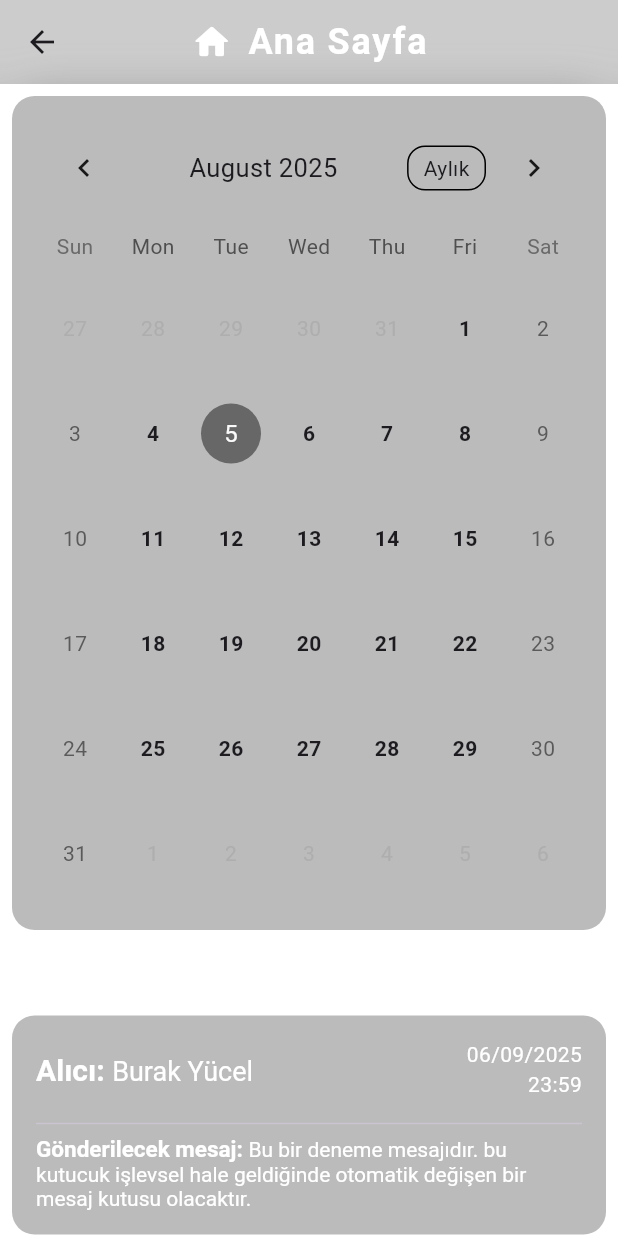
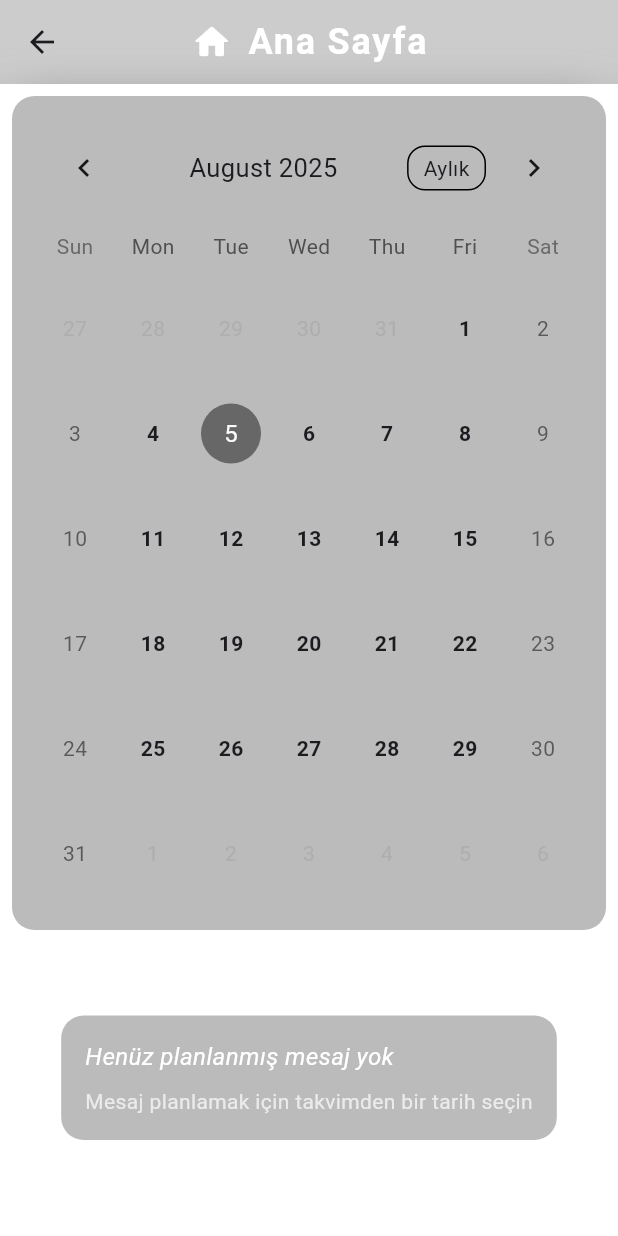
Before and after one commit to BurakYucelPY/WhatsAppBot, a Flutter app: the AnasayfaView screen opened directly, on a phone screen of 412 x 824 dp. Run offline on Flutter 3.47's test engine with Material 3 defaults, Android fonts, the phone set to English and light mode, and no system bars; drawn by our look-alikes of table_calendar; our stand-ins replace font_awesome_flutter, go_router.

Commit message:
Add message scheduling system with calendar integration and real-time data flow

```diff
--- /dev/null
+++ b/lib/models/mesaj_model.dart
@@ -0,0 +1,58 @@
+class PlanlananMesaj {
+  final String id;
+  final String alici;
+  final DateTime tarih;
+  final String saat;
+  final String mesaj;
+  final DateTime olusturmaTarihi;
+
+  PlanlananMesaj({
+    required this.id,
+    required this.alici,
+    required this.tarih,
+    required this.saat,
+    required this.mesaj,
+    required this.olusturmaTarihi,
+  });
+
+  // JSON serialization için
+  Map<String, dynamic> toJson() {
+    return {
+      'id': id,
+      'alici': alici,
+      'tarih': tarih.toIso8601String(),
+      'saat': saat,
+      'mesaj': mesaj,
+      'olusturmaTarihi': olusturmaTarihi.toIso8601String(),
+    };
+  }
+
+  factory PlanlananMesaj.fromJson(Map<String, dynamic> json) {
+    return PlanlananMesaj(
+      id: json['id'],
+      alici: json['alici'],
+      tarih: DateTime.parse(json['tarih']),
+      saat: json['saat'],
+      mesaj: json['mesaj'],
+      olusturmaTarihi: DateTime.parse(json['olusturmaTarihi']),
+    );
+  }
+
+  PlanlananMesaj copyWith({
+    String? id,
+    String? alici,
+    DateTime? tarih,
+    String? saat,
+    String? mesaj,
+    DateTime? olusturmaTarihi,
+  }) {
+    return PlanlananMesaj(
+      id: id ?? this.id,
+      alici: alici ?? this.alici,
+      tarih: tarih ?? this.tarih,
+      saat: saat ?? this.saat,
+      mesaj: mesaj ?? this.mesaj,
+      olusturmaTarihi: olusturmaTarihi ?? this.olusturmaTarihi,
+    );
+  }
+}
--- /dev/null
+++ b/lib/providers/mesaj_listesi_provider.dart
@@ -0,0 +1,18 @@
+import 'package:flutter/material.dart';
+import '../models/mesaj_model.dart';
+
+class MesajListesiProvider extends ChangeNotifier {
+  final List<PlanlananMesaj> _mesajlar = [];
+
+  List<PlanlananMesaj> get mesajlar => List.unmodifiable(_mesajlar);
+
+  PlanlananMesaj? get enYakinMesaj {
+    if (_mesajlar.isEmpty) return null;
+    return _mesajlar.first;
+  }
+
+  void mesajEkle(PlanlananMesaj mesaj) {
+    _mesajlar.add(mesaj);
+    notifyListeners();
+  }
+}
--- a/lib/screens/anasayfa/anasayfa_view.dart
+++ b/lib/screens/anasayfa/anasayfa_view.dart
@@ -3,6 +3,7 @@ import 'package:table_calendar/table_calendar.dart';
 import 'package:provider/provider.dart';
 import 'dart:ui';
 import 'anasayfa.dart';
+import '../../providers/mesaj_listesi_provider.dart';
 
 class AnasayfaView extends StatelessWidget {
   const AnasayfaView({super.key});
@@ -134,16 +135,45 @@ class AnasayfaView extends StatelessWidget {
                         borderRadius: BorderRadius.circular(15),
                       ),
                       padding: const EdgeInsets.all(16.0),
-                      child: Column(
+                      child: Consumer<MesajListesiProvider>(
+                        builder: (context, mesajProvider, child) {
+                          final enYakinMesaj = mesajProvider.enYakinMesaj;
+
+                          if (enYakinMesaj == null) {
+                            return const Column(
+                              crossAxisAlignment: CrossAxisAlignment.start,
+                              children: [
+                                Text(
+                                  'Henüz planlanmış mesaj yok',
+                                  style: TextStyle(
+                                    color: Colors.white,
+                                    fontSize: 16,
+                                    fontStyle: FontStyle.italic,
+                                  ),
+                                ),
+                                SizedBox(height: 8),
+                                Text(
+                                  'Mesaj planlamak için takvimden bir tarih seçin',
+                                  style: TextStyle(
+                                    color: Colors.white70,
+                                    fontSize: 14,
+                                  ),
+                                ),
+                              ],
+                            );
+                          }
+
+                          return Column(
                             crossAxisAlignment: CrossAxisAlignment.start,
                             children: [
                               Row(
-                            mainAxisAlignment: MainAxisAlignment.spaceBetween,
+                                mainAxisAlignment:
+                                    MainAxisAlignment.spaceBetween,
                                 children: [
                                   RichText(
-                                text: const TextSpan(
+                                    text: TextSpan(
                                       children: [
-                                    TextSpan(
+                                        const TextSpan(
                                           text: 'Alıcı: ',
                                           style: TextStyle(
                                             color: Colors.white,
@@ -152,8 +182,8 @@ class AnasayfaView extends StatelessWidget {
                                           ),
                                         ),
                                         TextSpan(
-                                      text: 'Burak Yücel',
-                                      style: TextStyle(
+                                          text: enYakinMesaj.alici,
+                                          style: const TextStyle(
                                             color: Colors.white,
                                             fontSize: 18,
                                           ),
@@ -161,19 +191,19 @@ class AnasayfaView extends StatelessWidget {
                                       ],
                                     ),
                                   ),
-                              const Column(
+                                  Column(
                                     crossAxisAlignment: CrossAxisAlignment.end,
                                     children: [
                                       Text(
-                                    '06/09/2025',
-                                    style: TextStyle(
+                                        '${enYakinMesaj.tarih.day.toString().padLeft(2, '0')}/${enYakinMesaj.tarih.month.toString().padLeft(2, '0')}/${enYakinMesaj.tarih.year}',
+                                        style: const TextStyle(
                                           color: Colors.white,
                                           fontSize: 14,
                                         ),
                                       ),
                                       Text(
-                                    '23:59',
-                                    style: TextStyle(
+                                        enYakinMesaj.saat,
+                                        style: const TextStyle(
                                           color: Colors.white,
                                           fontSize: 14,
                                         ),
@@ -185,9 +215,9 @@ class AnasayfaView extends StatelessWidget {
                               const SizedBox(height: 8),
                               const Divider(),
                               RichText(
-                            text: const TextSpan(
+                                text: TextSpan(
                                   children: [
-                                TextSpan(
+                                    const TextSpan(
                                       text: 'Gönderilecek mesaj: ',
                                       style: TextStyle(
                                         color: Colors.white,
@@ -196,9 +226,8 @@ class AnasayfaView extends StatelessWidget {
                                       ),
                                     ),
                                     TextSpan(
-                                  text:
-                                      'Bu bir deneme mesajıdır. bu kutucuk işlevsel hale geldiğinde otomatik değişen bir mesaj kutusu olacaktır.',
-                                  style: TextStyle(
+                                      text: enYakinMesaj.mesaj,
+                                      style: const TextStyle(
                                         color: Colors.white,
                                         fontSize: 14,
                                       ),
@@ -207,6 +236,8 @@ class AnasayfaView extends StatelessWidget {
                                 ),
                               ),
                             ],
+                          );
+                        },
                       ),
                     ),
                   ],
@@ -380,7 +411,8 @@ class AnasayfaView extends StatelessWidget {
                               const SizedBox(width: 12),
                               Expanded(
                                 child: ElevatedButton(
-                                  onPressed: provider.mesajPlanla,
+                                  onPressed: () =>
+                                      provider.mesajPlanla(context),
                                   style: ElevatedButton.styleFrom(
                                     backgroundColor:
                                         Colors.blueGrey.withOpacity(0.8),
```
Also changed, not shown: lib/main.dart (+6 -2 lines), lib/screens/anasayfa/anasayfa.dart (+19 -1 lines), lib/screens/planlayici/planlayici.dart (+19 -1 lines), lib/screens/planlayici/planlayici_view.dart (+56 -82 lines). Lines whose indentation alone changed are shown as unchanged.
